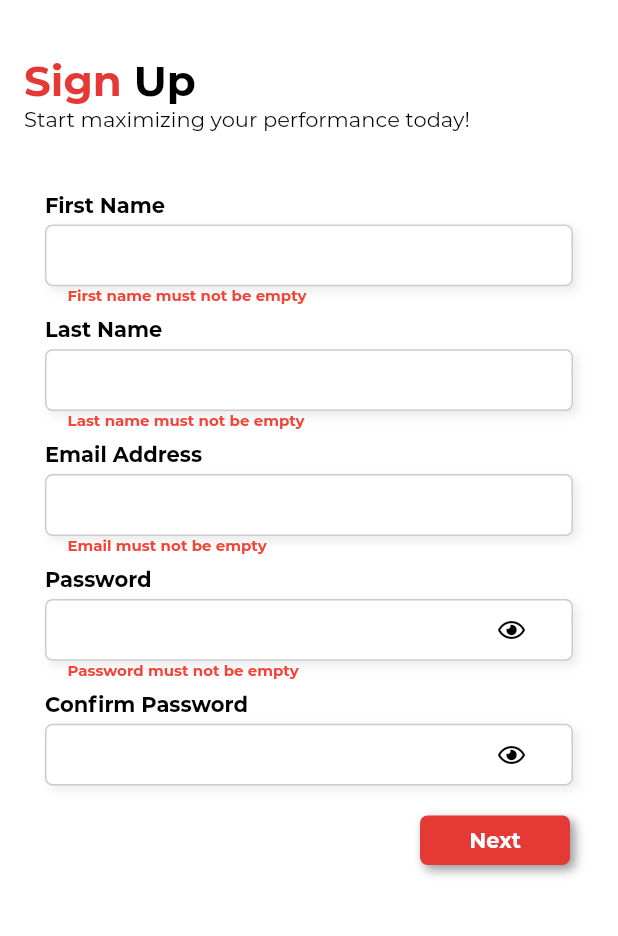
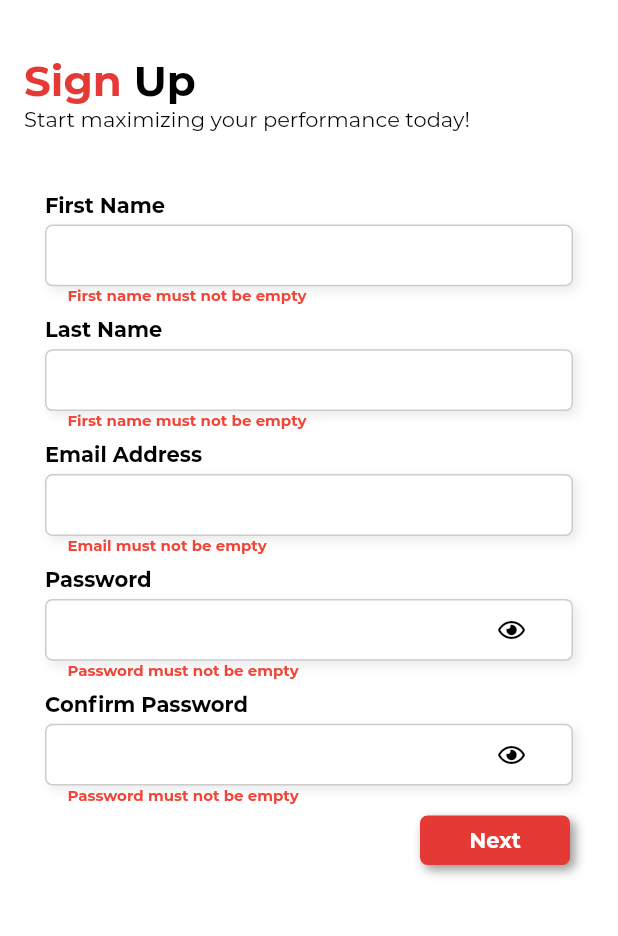
Before and after one commit to briceallard/maximize, a Flutter app: the RegisterPage screen opened directly, after a tap on "Next", on a phone screen of 412 x 824 dp, the part 65-1001 px from its top. Run offline on Flutter 3.47's test engine with Material 2 defaults, Android fonts, the phone set to English and light mode, and no system bars; our stand-ins replace cloud_firestore, device_preview, email_validator, firebase_auth, font_awesome_flutter; accounts and stored records are empty; project files that could hold a hidden picture were left out.

Commit message:
Created form validation class

```diff
--- /dev/null
+++ b/lib/app/models/userWeights.dart
@@ -0,0 +1,33 @@
+import 'package:cloud_firestore/cloud_firestore.dart';
+
+class UserWeights {
+  double currentWeight;
+  double goalWeight;
+  Map<double, Timestamp> weightHistory;
+
+  UserWeights({
+    this.currentWeight,
+    this.goalWeight,
+    this.weightHistory,
+  });
+
+  UserWeights.fromMap(Map<String, dynamic> data)
+      : currentWeight = data["currentWeight"],
+        goalWeight = data["goalWeight"],
+        weightHistory = data["weightHistory"] {
+    assert(data["currentWeight"] != null, "currentWeight is missing");
+    assert(data["goalWeight"] != null, "goalWeight is missing");
+    assert(data["weightHistory"] != null, "weightHistory is missing");
+  }
+
+  UserWeights.initial()
+      : currentWeight = 0.0,
+        goalWeight = 0.0,
+        weightHistory = new Map<double, Timestamp>();
+
+  Map<String, dynamic> toMap() => {
+        'currentWeight': currentWeight,
+        'goalWeight': goalWeight,
+        'weightHistory': weightHistory,
+      };
+}
--- a/lib/app/models/user_model.dart
+++ b/lib/app/models/user_model.dart
@@ -1,4 +1,6 @@
 import 'package:cloud_firestore/cloud_firestore.dart';
+import 'package:maximize/app/models/userMeasurements.dart';
+import 'package:maximize/app/models/userWeights.dart';
 import 'package:meta/meta.dart';
 
 class User {
@@ -13,7 +15,8 @@ class User {
   Timestamp registerDate;
   Timestamp lastLoggedIn;
   List<dynamic> workoutHistory;
-  List<dynamic> weightHistory;
+  List<UserWeights> weightHistory;
+  List<UserMeasurements> userMeasurements;
 
   User({
     @required this.fName,
@@ -28,6 +31,7 @@ class User {
     @required this.lastLoggedIn,
     this.workoutHistory,
     this.weightHistory,
+    this.userMeasurements,
   });
 
   User.fromMap(Map<String, dynamic> data)
@@ -42,7 +46,8 @@ class User {
         registerDate = data["registerDate"],
         lastLoggedIn = data["lastLoggedIn"],
         workoutHistory = data["workoutHistory"],
-        weightHistory = data["weightHistory"] {
+        weightHistory = data["weightHistory"],
+        userMeasurements = data["userMeasurements"] {
     assert(data['fName'] != null, "fName is missing");
     assert(data['lName'] != null, "lName is missing");
     assert(data['displayName'] != null, "displayName is missing");
@@ -55,6 +60,7 @@ class User {
     assert(data['lastLoggedIn'] != null, "lastLoggedIn is missing");
     assert(data['workoutHistory'] != null, "workoutHistory is missing");
     assert(data['weightHistory'] != null, "weightHistory is missing");
+    assert(data['userMeasurements'] != null, "userMeasurements is missing");
   }
 
   User.initial()
@@ -69,7 +75,8 @@ class User {
         registerDate = null,
         lastLoggedIn = null,
         workoutHistory = null,
-        weightHistory = null;
+        weightHistory = null,
+        userMeasurements = null;
 
   Map<String, dynamic> toMap() => {
         'fName': fName,
@@ -84,11 +91,12 @@ class User {
         'lastLoggedIn': lastLoggedIn,
         'workoutHistory': workoutHistory ?? [],
         'weightHistory': weightHistory ?? [],
+        'userMeasurements': userMeasurements ?? [],
       };
 
-    save() {
-      print('User saved as:');
-      print('$fName $lName');
-      print('$email');
-    }
+  save() {
+    print('User saved as:');
+    print('$fName $lName');
+    print('$email');
+  }
 }
--- a/lib/app/pages/forgotPassword/forgot_password.dart
+++ b/lib/app/pages/forgotPassword/forgot_password.dart
@@ -1,7 +1,6 @@
 import 'package:flutter/material.dart';
 import 'package:flutter/services.dart';
 import 'package:maximize/app/repositories/auth_repository.dart';
-import 'package:maximize/app/utils/constants/resources.dart';
 import 'package:maximize/app/utils/constants/theme_data.dart';
 import 'package:maximize/app/widgets/custom_app_bar.dart';
 import 'package:provider/provider.dart';
--- a/lib/app/pages/register/register_page.dart
+++ b/lib/app/pages/register/register_page.dart
@@ -3,23 +3,19 @@ import 'package:flutter/material.dart';
 import 'package:flutter/services.dart';
 import 'package:font_awesome_flutter/font_awesome_flutter.dart';
 import 'package:maximize/app/models/user_model.dart';
-import 'package:maximize/app/pages/register/register_page2.dart';
-import 'package:maximize/app/repositories/auth_repository.dart';
-import 'package:maximize/app/utils/constants/pages.dart';
 import 'package:maximize/app/utils/constants/theme_data.dart';
+import 'package:maximize/app/utils/validation/validate.dart';
 import 'package:maximize/app/widgets/custom_app_bar.dart';
-import 'package:provider/provider.dart';
-import 'package:uuid/uuid.dart';
 
 class RegisterPage extends StatefulWidget {
   @override
   _RegisterPageState createState() => _RegisterPageState();
 }
 
-class _RegisterPageState extends State<RegisterPage>
-    with SingleTickerProviderStateMixin {
+class _RegisterPageState extends State<RegisterPage> {
   final GlobalKey<ScaffoldState> _scaffoldKey = GlobalKey<ScaffoldState>();
   final GlobalKey<FormState> _registerFormKey = GlobalKey<FormState>();
+  final PageController _pageController = PageController();
 
   TextEditingController firstNameController = TextEditingController();
   TextEditingController lastNameController = TextEditingController();
@@ -28,13 +24,14 @@ class _RegisterPageState extends State<RegisterPage>
   TextEditingController passwordConfirmController = TextEditingController();
 
   bool _obscurePassword = true;
+
   String _firstNameError = '';
   String _lastNameError = '';
   String _emailError = '';
   String _passwordError = '';
   String _passwordConfirmError = '';
 
-  AnimationController _animationController;
+  var currentPageIndex = 0.0;
 
   final _user = User.initial();
 
@@ -42,16 +39,14 @@ class _RegisterPageState extends State<RegisterPage>
   void initState() {
     super.initState();
 
-    _animationController = AnimationController(
-      duration: Duration(milliseconds: 1000),
-      vsync: this,
-    )
-      ..addListener(() {
-        setState(() {});
-      })
-      ..forward();
+    _pageController.addListener(() {
+      setState(() {
+        currentPageIndex = _pageController.page;
+      });
+    });
 
     _obscurePassword = true;
+
     _firstNameError = '';
     _lastNameError = '';
     _emailError = '';
@@ -61,8 +56,6 @@ class _RegisterPageState extends State<RegisterPage>
 
   @override
   void dispose() {
-    _animationController.dispose();
-
     super.dispose();
   }
 
@@ -74,13 +67,12 @@ class _RegisterPageState extends State<RegisterPage>
         key: _scaffoldKey,
         appBar: CustomAppBar(),
         body: SafeArea(
-          child: ListView(
-            padding: EdgeInsets.symmetric(horizontal: 16.0),
+          child: PageView(
+            controller: _pageController,
+            // physics: NeverScrollableScrollPhysics(),
             children: <Widget>[
-              _buildTitle(),
-              _buildSubTitle(),
-              _buildRegisterForm(),
-              _buildNextButton(),
+              _buildRegisterPageOne(),
+              _buildRegisterPageTwo(),
             ],
           ),
         ),
@@ -88,7 +80,30 @@ class _RegisterPageState extends State<RegisterPage>
     );
   }
 
-  Widget _buildTitle() {
+  Widget _buildRegisterPageOne() {
+    return ListView(
+      padding: EdgeInsets.symmetric(horizontal: 16.0),
+      children: <Widget>[
+        _buildPageOneTitle(),
+        _buildPageOneSubTitle(),
+        _buildPageOneRegisterForm(),
+        _buildNextButton(),
+      ],
+    );
+  }
+
+  Widget _buildRegisterPageTwo() {
+    return ListView(
+      padding: EdgeInsets.symmetric(horizontal: 16.0),
+      children: <Widget>[
+        _buildPageTwoTitle(),
+        _buildPageTwoSubTitle(),
+        _buildPageTwoRegisterForm(),
+      ],
+    );
+  }
+
+  Widget _buildPageOneTitle() {
     return Container(
       margin: EdgeInsets.only(top: 20.0),
       child: Row(
@@ -116,7 +131,35 @@ class _RegisterPageState extends State<RegisterPage>
     );
   }
 
-  Widget _buildSubTitle() {
+  Widget _buildPageTwoTitle() {
+    return Container(
+      margin: EdgeInsets.only(top: 20.0),
+      child: Row(
+        mainAxisSize: MainAxisSize.max,
+        mainAxisAlignment: MainAxisAlignment.start,
+        children: <Widget>[
+          Text(
+            'Your ',
+            style: TextStyle(
+              fontSize: 28.0,
+              color: Colors.red[600],
+              fontWeight: FontWeight.w800,
+            ),
+          ),
+          Text(
+            'Data',
+            style: TextStyle(
+              fontSize: 28.0,
+              color: Colors.black,
+              fontWeight: FontWeight.w800,
+            ),
+          ),
+        ],
+      ),
+    );
+  }
+
+  Widget _buildPageOneSubTitle() {
     return Text(
       'Start maximizing your performance today!',
       style: TextStyle(
@@ -127,7 +170,38 @@ class _RegisterPageState extends State<RegisterPage>
     );
   }
 
-  Widget _buildRegisterForm() {
+  Widget _buildPageTwoSubTitle() {
+    return Text(
+      'Let\'s set some goals!',
+      style: TextStyle(
+        color: Colors.black,
+        fontSize: 14.0,
+        fontWeight: FontWeight.w500,
+      ),
+    );
+  }
+
+  Widget _buildPageOneRegisterForm() {
+    return Form(
+      key: _registerFormKey,
+      child: Container(
+        margin: EdgeInsets.only(top: 40.0),
+        padding: EdgeInsets.symmetric(horizontal: 14.0),
+        child: Column(
+          crossAxisAlignment: CrossAxisAlignment.start,
+          children: <Widget>[
+            _firstNameTextField(),
+            _lastNameTextField(),
+            _emailTextField(),
+            _passwordTextField(),
+            _passwordConfirmTextField(),
+          ],
+        ),
+      ),
+    );
+  }
+
+  Widget _buildPageTwoRegisterForm() {
     return Form(
       key: _registerFormKey,
       child: Container(
@@ -182,19 +256,11 @@ class _RegisterPageState extends State<RegisterPage>
           child: TextFormField(
             controller: firstNameController,
             validator: (value) {
-              if (value.isEmpty) {
               setState(() {
-                  _firstNameError = 'First name must not be empty';
+                _firstNameError = Validate(value: value).validateFirstName();
               });
-              } else if (value.length < 2) {
-                setState(() {
-                  _firstNameError = 'First name is not long enough';
-                });
-              } else {
-                setState(() {
-                  _firstNameError = '';
-                });
-              }
+
+              return null;
             },
             onSaved: (value) => setState(() => _user.fName = value),
             keyboardType: TextInputType.text,
@@ -263,19 +329,11 @@ class _RegisterPageState extends State<RegisterPage>
           child: TextFormField(
             controller: lastNameController,
             validator: (value) {
-              if (value.isEmpty) {
               setState(() {
-                  _lastNameError = 'Last name must not be empty';
+                _lastNameError = Validate(value: value).validateLastName();
               });
-              } else if (value.length < 2) {
-                setState(() {
-                  _lastNameError = 'Last name is not long enough';
-                });
-              } else {
-                setState(() {
-                  _lastNameError = '';
-                });
-              }
+
+              return null;
             },
             onSaved: (value) => setState(() => _user.lName = value),
             keyboardType: TextInputType.text,
@@ -344,19 +402,11 @@ class _RegisterPageState extends State<RegisterPage>
           child: TextFormField(
             controller: emailController,
             validator: (value) {
-              if (value.isEmpty) {
               setState(() {
-                  _emailError = 'Email must not be empty';
+                _emailError = Validate(value: value).validateEmailAddress();
               });
-              } else if (!EmailValidator.validate(value)) {
-                setState(() {
-                  _emailError = 'Email must be formatted properly';
-                });
-              } else {
-                setState(() {
-                  _emailError = '';
-                });
-              }
+
+              return null;
             },
             onSaved: (value) => setState(() => _user.email = value),
             keyboardType: TextInputType.emailAddress,
@@ -424,20 +474,11 @@ class _RegisterPageState extends State<RegisterPage>
           child: TextFormField(
             controller: passwordController,
             validator: (value) {
-              if (value.isEmpty) {
               setState(() {
-                  _passwordError = 'Password must not be empty';
+                _passwordError = Validate(value: value).validatePassword();
               });
-              } else if (value.length < 6) {
-                setState(() {
-                  _passwordError =
-                      'Password must be at least 6 characters or digits';
-                });
-              } else {
-                setState(() {
-                  _passwordError = '';
-                });
-              }
+
+              return null;
             },
             obscureText: _obscurePassword,
             keyboardType: TextInputType.text,
@@ -516,15 +557,12 @@ class _RegisterPageState extends State<RegisterPage>
           child: TextFormField(
             controller: passwordConfirmController,
             validator: (value) {
-              if (value != passwordController.text) {
               setState(() {
-                  _passwordConfirmError = 'Passwords do not match';
+                _passwordConfirmError = Validate(value: value)
+                    .validateConfirmPassword(passwordController.text);
               });
-              } else {
-                setState(() {
-                  _passwordConfirmError = '';
-                });
-              }
+
+              return null;
             },
             obscureText: _obscurePassword,
             keyboardType: TextInputType.text,
@@ -603,13 +641,6 @@ class _RegisterPageState extends State<RegisterPage>
             onPressed: () {
               if (_registerFormKey.currentState.validate()) {
                 _registerFormKey.currentState.save();
-                _user.save();
-              } else {
-                _scaffoldKey.currentState.showSnackBar(
-                  SnackBar(
-                    content: Text('There was an error.'),
-                  ),
-                );
               }
 
               if (_firstNameError == '' &&
@@ -618,11 +649,11 @@ class _RegisterPageState extends State<RegisterPage>
                   _passwordError == '' &&
                   _passwordConfirmError == '') {
                 _user.displayName = _user.fName + ' ' + _user.lName;
-                Navigator.push(
-                  context,
-                  MaterialPageRoute(
-                    builder: (context) => RegisterPageTwo(user: _user),
-                  ),
+                _user.save();
+
+                _pageController.nextPage(
+                  duration: Duration(milliseconds: 300),
+                  curve: Curves.ease,
                 );
               }
             },
--- a/lib/app/pages/register/register_page2.dart
+++ /dev/null
@@ -1,17 +0,0 @@
-import 'package:flutter/material.dart';
-import 'package:maximize/app/models/user_model.dart';
-
-class RegisterPageTwo extends StatelessWidget {
-  User user;
-
-  RegisterPageTwo({Key key, this.user}) : super(key: key);
-
-  @override
-  Widget build(BuildContext context) {
-    return Scaffold(
-      body: Center(
-        child: Text(user.displayName),
-      ),
-    );
-  }
-}
--- a/lib/app/utils/router/router.dart
+++ b/lib/app/utils/router/router.dart
@@ -4,7 +4,6 @@ import 'package:maximize/app/pages/forgotPassword/forgot_password.dart';
 import 'package:maximize/app/pages/home/home_page.dart';
 import 'package:maximize/app/pages/login/login_page.dart';
 import 'package:maximize/app/pages/register/register_page.dart';
-import 'package:maximize/app/pages/register/register_page2.dart';
 import 'package:maximize/app/utils/constants/pages.dart';
 import 'package:maximize/app/utils/router/transitions.dart';
 
@@ -23,8 +22,6 @@ class Router {
         return _buildSlideTopRoute(ForgotPasswordPage());
       case Pages.register:
         return _buildSlideLeftRoute(RegisterPage());
-      case Pages.register2:
-        return _buildSlideLeftRoute(RegisterPageTwo());
       default:
         return null;
     }
--- /dev/null
+++ b/lib/app/utils/validation/validate.dart
@@ -0,0 +1,57 @@
+import 'package:email_validator/email_validator.dart';
+
+class Validate {
+  String value;
+
+  Validate({this.value});
+
+  String validateFirstName() {
+    if (value.isEmpty) {
+      return 'First name must not be empty';
+    } else if (value.length < 2) {
+      return 'First name is not long enough';
+    } else {
+      return '';
+    }
+  }
+
+  String validateLastName() {
+    if (value.isEmpty) {
+      return 'First name must not be empty';
+    } else if (value.length < 2) {
+      return 'First name is not long enough';
+    } else {
+      return '';
+    }
+  }
+
+  String validateEmailAddress() {
+    if (value.isEmpty) {
+      return 'Email must not be empty';
+    } else if (!EmailValidator.validate(value)) {
+      return 'Email must be formatted properly';
+    } else {
+      return '';
+    }
+  }
+
+  String validatePassword() {
+    if (value.isEmpty) {
+      return 'Password must not be empty';
+    } else if (value.length < 6) {
+      return 'Password must be at least 6 characters or digits';
+    } else {
+      return '';
+    }
+  }
+
+  String validateConfirmPassword(String password) {
+    if (value.isEmpty) {
+      return 'Password must not be empty';
+    } else if (value != password) {
+      return 'Passwords do not match';
+    } else {
+      return '';
+    }
+  }
+}
```
Lines whose indentation alone changed are shown as unchanged.
